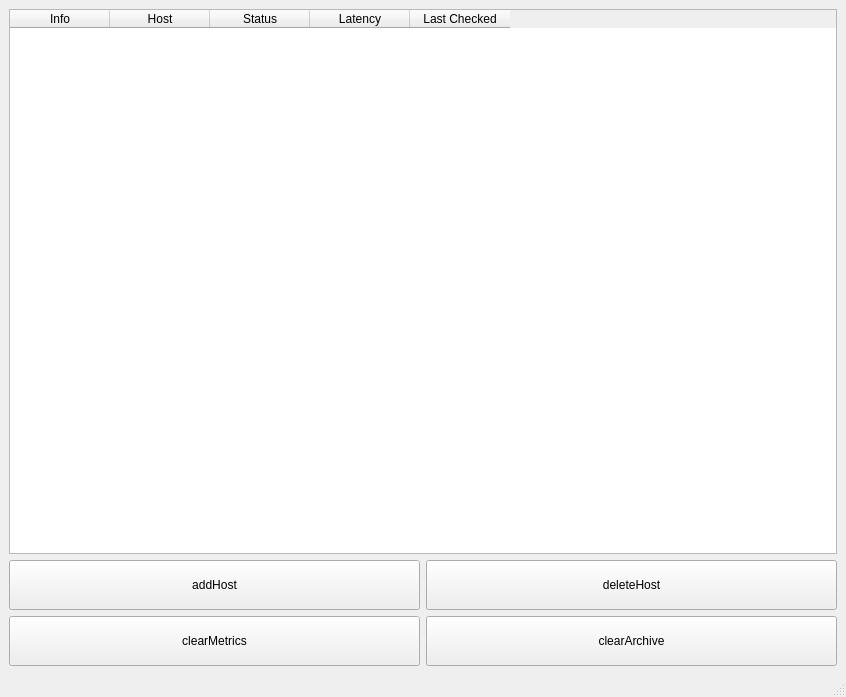
The window that gui/MainWindow.ui (xzbey/Port-checker) describes before a commit, drawn with Qt 5.
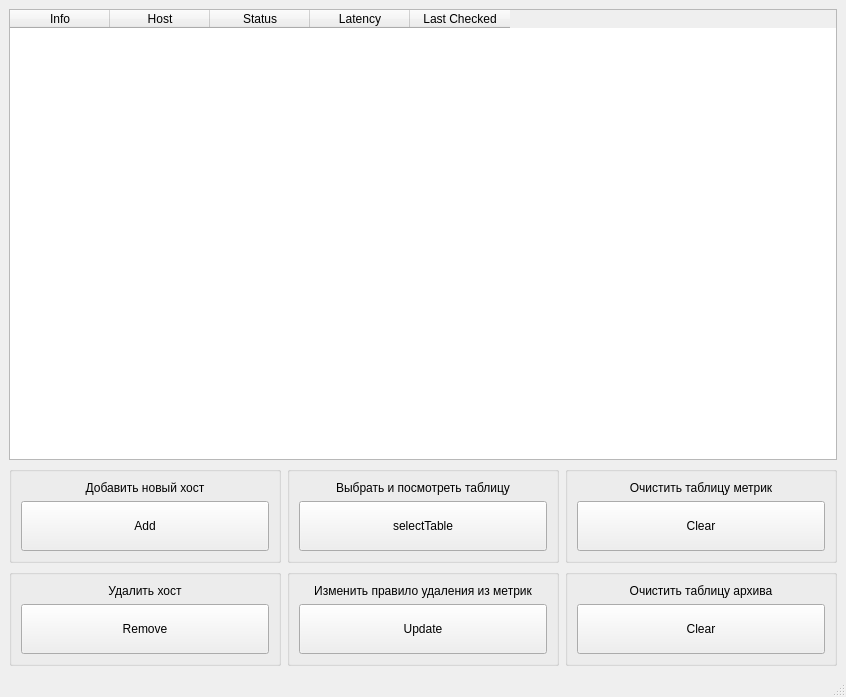
The same window after the commit.

The edit to the form file:
```diff
--- a/gui/MainWindow.ui
+++ b/gui/MainWindow.ui
@@ -15,20 +15,7 @@
   </property>
   <widget class="QWidget" name="centralwidget">
    <layout class="QGridLayout" name="gridLayout">
-    <item row="1" column="0">
-     <widget class="QPushButton" name="addHost">
-      <property name="minimumSize">
-       <size>
-        <width>100</width>
-        <height>50</height>
-       </size>
-      </property>
-      <property name="text">
-       <string>addHost</string>
-      </property>
-     </widget>
-    </item>
-    <item row="0" column="0" colspan="2">
+    <item row="0" column="0">
      <widget class="QTableWidget" name="InfoTable">
       <property name="sizePolicy">
        <sizepolicy hsizetype="Expanding" vsizetype="Expanding">
@@ -78,7 +65,65 @@
       </column>
      </widget>
     </item>
-    <item row="1" column="1">
+    <item row="1" column="0">
+     <layout class="QHBoxLayout" name="horizontalLayout">
+      <item>
+       <layout class="QVBoxLayout" name="verticalLayout_7">
+        <item>
+         <widget class="QGroupBox" name="groupBox">
+          <property name="title">
+           <string/>
+          </property>
+          <layout class="QVBoxLayout" name="verticalLayout_3">
+           <item>
+            <widget class="QLabel" name="label_add">
+             <property name="text">
+              <string>Добавить новый хост</string>
+             </property>
+             <property name="alignment">
+              <set>Qt::AlignmentFlag::AlignCenter</set>
+             </property>
+             <property name="wordWrap">
+              <bool>true</bool>
+             </property>
+            </widget>
+           </item>
+           <item>
+            <widget class="QPushButton" name="addHost">
+             <property name="minimumSize">
+              <size>
+               <width>100</width>
+               <height>50</height>
+              </size>
+             </property>
+             <property name="text">
+              <string>Add</string>
+             </property>
+            </widget>
+           </item>
+          </layout>
+         </widget>
+        </item>
+        <item>
+         <widget class="QGroupBox" name="groupBox_2">
+          <property name="title">
+           <string/>
+          </property>
+          <layout class="QVBoxLayout" name="verticalLayout">
+           <item>
+            <widget class="QLabel" name="label_delete">
+             <property name="text">
+              <string>Удалить хост</string>
+             </property>
+             <property name="alignment">
+              <set>Qt::AlignmentFlag::AlignCenter</set>
+             </property>
+             <property name="wordWrap">
+              <bool>true</bool>
+             </property>
+            </widget>
+           </item>
+           <item>
      <widget class="QPushButton" name="deleteHost">
       <property name="minimumSize">
        <size>
@@ -87,11 +132,111 @@
        </size>
       </property>
       <property name="text">
-       <string>deleteHost</string>
+              <string>Remove</string>
       </property>
      </widget>
     </item>
-    <item row="2" column="0">
+          </layout>
+         </widget>
+        </item>
+       </layout>
+      </item>
+      <item>
+       <layout class="QVBoxLayout" name="verticalLayout_8">
+        <item>
+         <widget class="QGroupBox" name="groupBox_6">
+          <property name="title">
+           <string/>
+          </property>
+          <layout class="QVBoxLayout" name="verticalLayout_6">
+           <item>
+            <widget class="QLabel" name="label_select">
+             <property name="text">
+              <string>Выбрать и посмотреть таблицу</string>
+             </property>
+             <property name="alignment">
+              <set>Qt::AlignmentFlag::AlignCenter</set>
+             </property>
+             <property name="wordWrap">
+              <bool>true</bool>
+             </property>
+            </widget>
+           </item>
+           <item>
+            <widget class="QPushButton" name="selectTable">
+             <property name="sizePolicy">
+              <sizepolicy hsizetype="Minimum" vsizetype="Preferred">
+               <horstretch>0</horstretch>
+               <verstretch>50</verstretch>
+              </sizepolicy>
+             </property>
+             <property name="text">
+              <string>selectTable</string>
+             </property>
+            </widget>
+           </item>
+          </layout>
+         </widget>
+        </item>
+        <item>
+         <widget class="QGroupBox" name="groupBox_3">
+          <property name="title">
+           <string/>
+          </property>
+          <layout class="QVBoxLayout" name="verticalLayout_2">
+           <item>
+            <widget class="QLabel" name="label_change">
+             <property name="text">
+              <string>Изменить правило удаления из метрик</string>
+             </property>
+             <property name="alignment">
+              <set>Qt::AlignmentFlag::AlignCenter</set>
+             </property>
+             <property name="wordWrap">
+              <bool>true</bool>
+             </property>
+            </widget>
+           </item>
+           <item>
+            <widget class="QPushButton" name="changeClearRules">
+             <property name="minimumSize">
+              <size>
+               <width>100</width>
+               <height>50</height>
+              </size>
+             </property>
+             <property name="text">
+              <string>Update</string>
+             </property>
+            </widget>
+           </item>
+          </layout>
+         </widget>
+        </item>
+       </layout>
+      </item>
+      <item>
+       <layout class="QVBoxLayout" name="verticalLayout_9">
+        <item>
+         <widget class="QGroupBox" name="groupBox_4">
+          <property name="title">
+           <string/>
+          </property>
+          <layout class="QVBoxLayout" name="verticalLayout_4">
+           <item>
+            <widget class="QLabel" name="label_clearMetrics">
+             <property name="text">
+              <string>Очистить таблицу метрик</string>
+             </property>
+             <property name="alignment">
+              <set>Qt::AlignmentFlag::AlignCenter</set>
+             </property>
+             <property name="wordWrap">
+              <bool>true</bool>
+             </property>
+            </widget>
+           </item>
+           <item>
      <widget class="QPushButton" name="clearMetrics">
       <property name="minimumSize">
        <size>
@@ -100,11 +245,33 @@
        </size>
       </property>
       <property name="text">
-       <string>clearMetrics</string>
+              <string>Clear</string>
       </property>
      </widget>
     </item>
-    <item row="2" column="1">
+          </layout>
+         </widget>
+        </item>
+        <item>
+         <widget class="QGroupBox" name="groupBox_5">
+          <property name="title">
+           <string/>
+          </property>
+          <layout class="QVBoxLayout" name="verticalLayout_5">
+           <item>
+            <widget class="QLabel" name="label_clearArchive">
+             <property name="text">
+              <string>Очистить таблицу архива</string>
+             </property>
+             <property name="alignment">
+              <set>Qt::AlignmentFlag::AlignCenter</set>
+             </property>
+             <property name="wordWrap">
+              <bool>true</bool>
+             </property>
+            </widget>
+           </item>
+           <item>
      <widget class="QPushButton" name="clearArchive">
       <property name="minimumSize">
        <size>
@@ -113,9 +280,16 @@
        </size>
       </property>
       <property name="text">
-       <string>clearArchive</string>
-      </property>
-     </widget>
+              <string>Clear</string>
+             </property>
+            </widget>
+           </item>
+          </layout>
+         </widget>
+        </item>
+       </layout>
+      </item>
+     </layout>
     </item>
    </layout>
   </widget>
```
Lines whose indentation alone changed are shown as unchanged.
